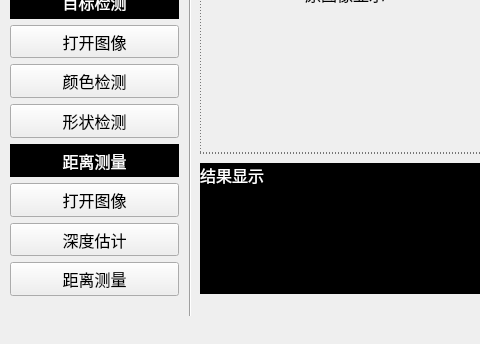
This is MainMenu.ui in Cuirongcheng/MonocularVisionRanging as Qt 5 draws it before an edit; both pictures show x 0 to 480 and y 246 to 590 of the 800 by 590 pixel window. The edited form follows.
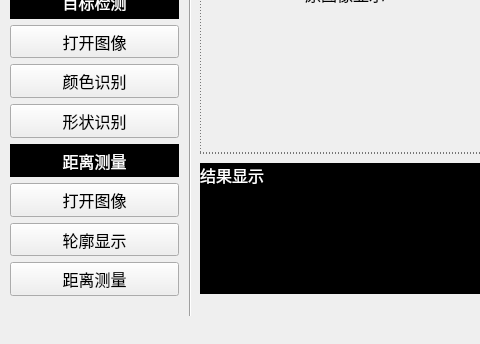
This is the edited form.

Commit message: 修改程序界面

The edit to the form file:
```diff
--- a/MainMenu.ui
+++ b/MainMenu.ui
@@ -263,7 +263,7 @@
      <string notr="true"/>
     </property>
     <property name="text">
-     <string>形状检测</string>
+     <string>形状识别</string>
     </property>
    </widget>
    <widget class="QPushButton" name="l32Depth">
@@ -291,7 +291,7 @@
      <string notr="true"/>
     </property>
     <property name="text">
-     <string>深度估计</string>
+     <string>轮廓显示</string>
     </property>
    </widget>
    <widget class="QPushButton" name="l22Color">
@@ -319,7 +319,7 @@
      <string notr="true"/>
     </property>
     <property name="text">
-     <string>颜色检测</string>
+     <string>颜色识别</string>
     </property>
    </widget>
    <widget class="QLabel" name="l3DistanceMeasure">
```
The commit also changes 2 other files.
